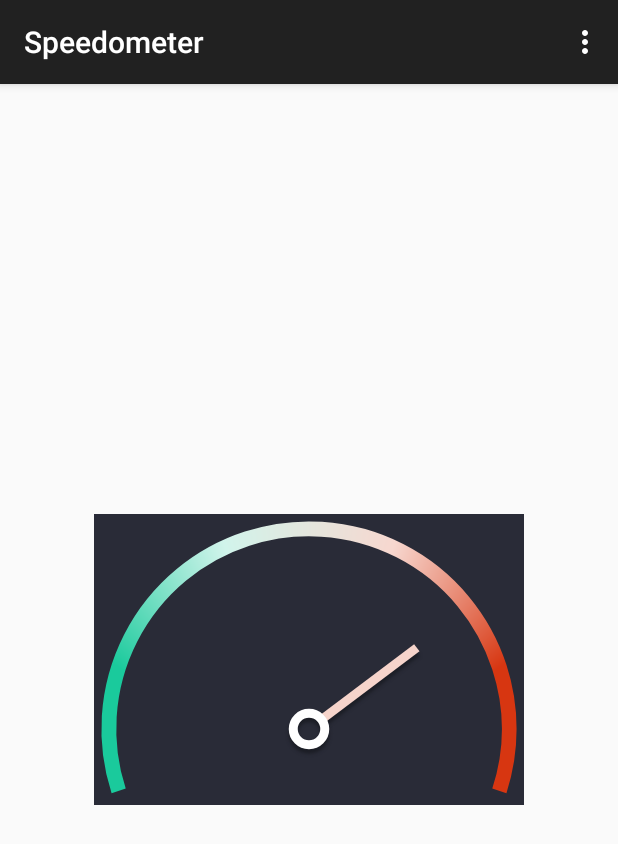
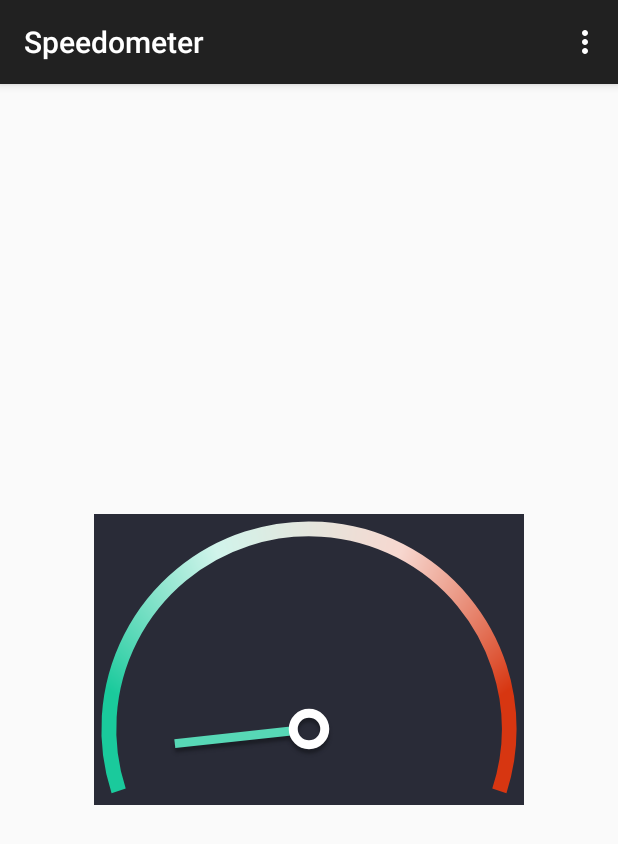
Before and after one commit to VisualGhost/Speedometer, an Android app: the screen it shows after launch (MainActivity), on a phone screen of 412 x 824 dp. Shown: the top 844 px of the screen. Run offline under Robolectric (Android 15) with nearby library versions, the phone set to English and light mode, and no system bars.

Commit message:
Make changing of needle color.

```diff
--- a/app/src/main/java/com/speedometer/MainActivity.java
+++ b/app/src/main/java/com/speedometer/MainActivity.java
@@ -1,5 +1,6 @@
 package com.speedometer;
 
+import android.animation.ValueAnimator;
 import android.os.Bundle;
 import android.support.v7.app.ActionBarActivity;
 import android.view.Menu;
@@ -12,7 +13,17 @@ public class MainActivity extends ActionBarActivity {
     protected void onCreate(Bundle savedInstanceState) {
         super.onCreate(savedInstanceState);
         setContentView(R.layout.activity_main);
-        //setContentView(new ColorPickerView(this, null, Color.RED));
+        final SpeedometerView speedometerView = (SpeedometerView) findViewById(R.id.speedometer);
+        ValueAnimator animator = ValueAnimator.ofFloat(-18, 198);
+        animator.setDuration(5000);
+        animator.addUpdateListener(new ValueAnimator.AnimatorUpdateListener() {
+            @Override
+            public void onAnimationUpdate(ValueAnimator animation) {
+                speedometerView.setNeedleAngle((float) animation.getAnimatedValue());
+            }
+        });
+        animator.setRepeatCount(5);
+        animator.start();
     }
 
 
--- a/app/src/main/java/com/speedometer/SpeedometerView.java
+++ b/app/src/main/java/com/speedometer/SpeedometerView.java
@@ -10,10 +10,9 @@ import android.graphics.RectF;
 import android.graphics.Shader;
 import android.graphics.SweepGradient;
 import android.util.AttributeSet;
-import android.view.MotionEvent;
 import android.view.View;
 
-public class SpeedometerView extends View implements View.OnTouchListener {
+public class SpeedometerView extends View {
 
     private int mMinGreenColor;
     private int mMaxGreenColor;
@@ -39,7 +38,7 @@ public class SpeedometerView extends View implements View.OnTouchListener {
     private float mWidth;
     private float mHeight;
     private int[] mColors;
-    private float mNeedleAngle = -37;
+    private float mNeedleAngle;
     private float mSweepAngle;
 
     public SpeedometerView(final Context context) {
@@ -93,7 +92,6 @@ public class SpeedometerView extends View implements View.OnTouchListener {
         initCenterCircleShadowPaint();
         initCenterCirclePaint();
         initNeedlePaint();
-        setOnTouchListener(this);
     }
 
     private void initWidgetSize() {
@@ -106,7 +104,7 @@ public class SpeedometerView extends View implements View.OnTouchListener {
         mArchPaint.setStyle(Paint.Style.STROKE);
         mArchPaint.setStrokeWidth(mArchWidth);
         mArchPaint.setAntiAlias(true);
-        Shader shader = new SweepGradient(mWidth / 2, mHeight, mColors, new float[]{0.6f, 0.7f, 0.8f, 0.9f});
+        Shader shader = new SweepGradient(mWidth / 2, 1.1f * mHeight, mColors, new float[]{0.6f, 0.7f, 0.8f, 0.9f});
         mArchPaint.setShader(shader);
     }
 
@@ -132,7 +130,6 @@ public class SpeedometerView extends View implements View.OnTouchListener {
         mNeedlePaint.setStyle(Paint.Style.STROKE);
         mNeedlePaint.setAntiAlias(true);
         mNeedlePaint.setStrokeWidth(mNeedleWidth);
-        mNeedlePaint.setColor(calculateNeedleColor());
     }
 
     @Override
@@ -145,9 +142,10 @@ public class SpeedometerView extends View implements View.OnTouchListener {
         super.onDraw(canvas);
         drawArch(canvas, mArchWidth);
         drawCenterCircle(canvas, mCenterCircleShadowPaint, mShadowShift);
-        drawNeedle(canvas, mNeedleAngle, mCenterCircleShadowPaint, mShadowShift);
-        drawNeedle(canvas, mNeedleAngle, mNeedlePaint, 0);
+        drawNeedle(canvas, -mNeedleAngle, mCenterCircleShadowPaint, mShadowShift);
+        drawNeedle(canvas, -mNeedleAngle, mNeedlePaint, 0);
         drawCenterCircle(canvas, mCenterCirclePaint, 0);
+        mNeedlePaint.setColor(getNeedleColor(mNeedleAngle));
     }
 
     private void drawArch(Canvas canvas, float archWidth) {
@@ -171,13 +169,11 @@ public class SpeedometerView extends View implements View.OnTouchListener {
         canvas.drawLine(centerX + c * mCenterCircleRadius, centerY + s * mCenterCircleRadius + yShift, centerX + c * mNeedleLength, centerY + s * mNeedleLength + yShift, paint);
     }
 
-    private int getAverageColor(int colors[], int index, float percent) {
-        int c0 = colors[index];
-        int c1 = colors[index == (mColors.length - 1) ? index : index + 1];
-        int a = ave(Color.alpha(c0), Color.alpha(c1), percent);
-        int r = ave(Color.red(c0), Color.red(c1), percent);
-        int g = ave(Color.green(c0), Color.green(c1), percent);
-        int b = ave(Color.blue(c0), Color.blue(c1), percent);
+    private int getAverageColor(int color1, int color2, float percent) {
+        int a = ave(Color.alpha(color1), Color.alpha(color2), percent);
+        int r = ave(Color.red(color1), Color.red(color2), percent);
+        int g = ave(Color.green(color1), Color.green(color2), percent);
+        int b = ave(Color.blue(color1), Color.blue(color2), percent);
 
         return Color.argb(a, r, g, b);
     }
@@ -186,22 +182,23 @@ public class SpeedometerView extends View implements View.OnTouchListener {
         return Math.round(s + (1 - p) * (d - s));
     }
 
-    @Override
-    public boolean onTouch(final View v, final MotionEvent event) {
-        float x = event.getX();
-        float y = event.getY();
-        mNeedleAngle = (float) (-(Math.asin((getWidth() / 2 - y) / mArchRadius)) * 180 / Math.PI);
-        mNeedlePaint.setColor(getAverageColor(mColors, 2, 0.2f));
-        invalidate();
-        return false;
+    private int getNeedleColor(float angle) {
+        if (angle >= -mAngle && angle <= mSweepAngle) {
+            if (angle <= 63) {
+                return getAverageColor(mColors[2], mColors[3], (angle + mAngle) / (63 + mAngle));
+            }
+            if (angle > 63 && angle <= 117) {
+                return getAverageColor(mColors[1], mColors[2], (angle - 63) / (117 - 63));
+            }
+            if (angle > 117) {
+                return getAverageColor(mColors[0], mColors[1], (angle - 117) / (198 - 117));
+            }
+        }
+        return 0;
     }
 
-    private int calculateNeedleColor() {
-        float sectorAngle = mSweepAngle / mColors.length;
-        int i = (int) Math.ceil(Math.abs(mNeedleAngle) / sectorAngle);
-        int sectorIndex = mColors.length - i;
-        int colorIndex = sectorIndex - 1;
-        float p = 1 - Math.abs((Math.abs(i * sectorAngle - mAngle) - Math.abs(mNeedleAngle))) / sectorAngle;
-        return getAverageColor(mColors, colorIndex, p);
+    public void setNeedleAngle(float needleAngle) {
+        mNeedleAngle = needleAngle;
+        invalidate();
     }
 }
--- a/app/src/main/res/layout/activity_main.xml
+++ b/app/src/main/res/layout/activity_main.xml
@@ -10,6 +10,7 @@
                 tools:context=".MainActivity">
 
     <com.speedometer.SpeedometerView
+        android:id="@+id/speedometer"
         android:layout_width="wrap_content"
         android:layout_height="wrap_content"
         app:minGreen="@color/min_green"
```
